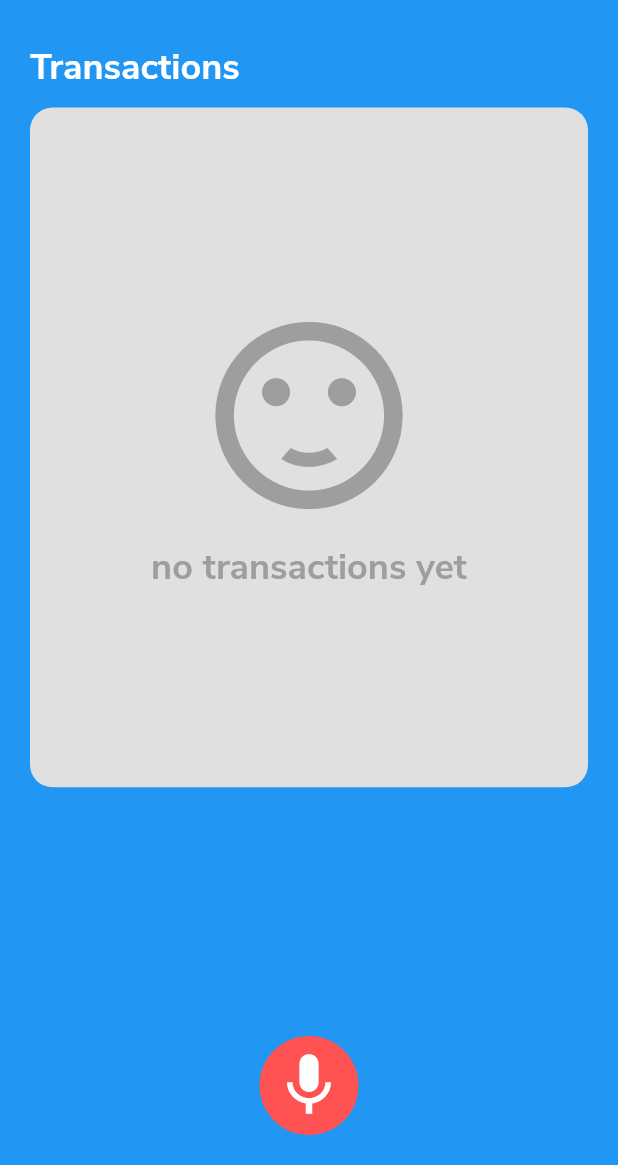
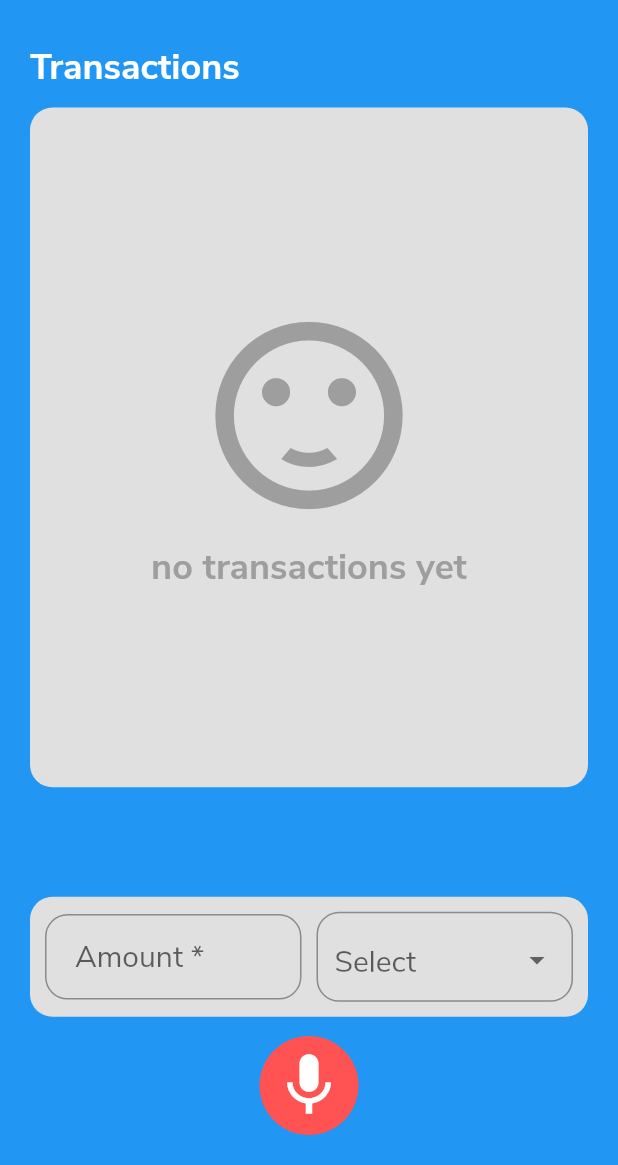
Before and after one commit to chiragw34/We-Oice-Flutter, a Flutter app: the screen it shows after launch, on a phone screen of 412 x 824 dp, the part 71-1236 px from its top. Run offline on Flutter 3.47's test engine with Material 2 defaults, Android fonts, the phone set to English and light mode, and no system bars; our stand-ins replace speech_to_text, splashscreen.

Commit message:
Started aading custom input

```diff
--- a/lib/home.dart
+++ b/lib/home.dart
@@ -28,12 +28,14 @@ class _HomeState extends State<Home> {
   String lastWords = "";
   String lastError = "";
   String lastStatus = "";
+  var _selectedType;
   final SpeechToText speech = SpeechToText();
 
   @override
   void initState() {
-    super.initState();
+    // super.initState();
     initSpeechState();
+    print("selected $_selectedType");
   }
 
   Future<void> initSpeechState() async {
@@ -50,6 +52,20 @@ class _HomeState extends State<Home> {
 
   @override
   Widget build(BuildContext context) {
+    final appBar = AppBar(
+      elevation: 0,
+      title: Center(
+        child: const Text(
+          'We\'Oice',
+          style: TextStyle(
+            fontFamily: "NunitoSans",
+            fontSize: 28,
+            fontWeight: FontWeight.bold,
+          ),
+        ),
+      ),
+    );
+
     var _noSpeech = Center(
       child: Text(
         'Speech recognition unavailable',
@@ -57,15 +73,7 @@ class _HomeState extends State<Home> {
       ),
     );
 
-    var _yesSpeech = SingleChildScrollView(
-      child: Container(
-        // color: Colors.green[200],
-
-        width: MediaQuery.of(context).size.width,
-        margin: EdgeInsets.fromLTRB(20, 20, 20, 10),
-        child:
-            Column(crossAxisAlignment: CrossAxisAlignment.stretch, children: [
-          Container(
+    final transactionHeading = Container(
       width: MediaQuery.of(context).size.width,
       // padding: EdgeInsets.fromLTRB(20, 20, 20, 10),
       // color: Colors.red[200],
@@ -74,16 +82,9 @@ class _HomeState extends State<Home> {
         style: headingStyle,
         textAlign: TextAlign.left,
       ),
-          ),
-          Container(
-            margin: EdgeInsets.only(top: 10),
-            decoration: BoxDecoration(
-              color: Colors.grey[300],
-              borderRadius: BorderRadius.circular(15),
-            ),
-            height: MediaQuery.of(context).size.height * 0.55,
-            child: entries.isEmpty
-                ? Column(
+    );
+
+    final emptyTransactionList = Column(
       crossAxisAlignment: CrossAxisAlignment.center,
       mainAxisAlignment: MainAxisAlignment.center,
       children: <Widget>[
@@ -106,8 +107,9 @@ class _HomeState extends State<Home> {
           ),
         ),
       ],
-                  )
-                : ListView.separated(
+    );
+
+    final filledTransactionList = ListView.separated(
       padding: const EdgeInsets.fromLTRB(10, 10, 10, 10),
       itemCount: entries.length,
       itemBuilder: (BuildContext context, int index) {
@@ -152,14 +154,23 @@ class _HomeState extends State<Home> {
           ],
         );
       },
-                    separatorBuilder: (BuildContext context, int index) =>
-                        const Divider(
+      separatorBuilder: (BuildContext context, int index) => const Divider(
         height: 5,
         color: Colors.black12,
       ),
+    );
+
+    final transactionListContainer = Container(
+      margin: EdgeInsets.only(top: 10),
+      decoration: BoxDecoration(
+        color: Colors.grey[300],
+        borderRadius: BorderRadius.circular(15),
       ),
-          ),
-          Column(
+      height: MediaQuery.of(context).size.height * 0.55,
+      child: entries.isEmpty ? emptyTransactionList : filledTransactionList,
+    );
+
+    final recognizedWords = Column(
       children: <Widget>[
         Container(
           margin: EdgeInsets.only(top: 10),
@@ -178,36 +189,116 @@ class _HomeState extends State<Home> {
           child: Text(
             lastWords,
             style: TextStyle(
-                      fontFamily: "NunitoSans",
-                      fontSize: 20,
-                      color: Colors.white),
+                fontFamily: "NunitoSans", fontSize: 20, color: Colors.white),
             textAlign: TextAlign.left,
           ),
         ),
       ],
+    );
+
+    final costField = TextFormField(
+      validator: (value) {
+        // if (value.isEmpty) {
+        //   _number = "";
+        //   return "Please enter a mobile number";
+        // }
+        // _number = value;
+        // return null;
+      },
+      autofocus: false,
+      keyboardType: TextInputType.phone,
+      style: style,
+      decoration: InputDecoration(
+        contentPadding: EdgeInsets.fromLTRB(20.0, 15.0, 20.0, 15.0),
+        hintText: "Amount *",
+        border: OutlineInputBorder(
+          borderRadius: BorderRadius.circular(15.0),
         ),
-        ]),
       ),
     );
 
-    return Scaffold(
-      backgroundColor: Colors.blue,
-      appBar: AppBar(
-        elevation: 0,
-        title: Center(
-          child: const Text(
-            'We\'Oice',
-            style: TextStyle(
-              fontFamily: "NunitoSans",
-              fontSize: 28,
-              fontWeight: FontWeight.bold,
+    final typeField = FormField<String>(
+      builder: (FormFieldState<String> state) {
+        return InputDecorator(
+          decoration: InputDecoration(
+            labelStyle: style,
+            errorStyle:
+                TextStyle(color: Theme.of(context).errorColor, fontSize: 16.0),
+            border: OutlineInputBorder(
+              borderRadius: BorderRadius.circular(15.0),
             ),
           ),
+          isEmpty: _selectedType == '',
+          child: DropdownButtonHideUnderline(
+            child: DropdownButton<String>(
+              // isDense: true,
+              hint: Text("Select", style: style),
+              onChanged: (String newValue) {
+                setState(() {
+                  _selectedType = newValue;
+                  state.didChange(_selectedType);
+                });
+              },
+
+              items: ["Paid", "Recieved"].map((String v) {
+                return DropdownMenuItem<String>(
+                  value: v.toString(),
+                  child: Text(
+                    v,
+                    style: style,
+                  ),
+                );
+              }).toList(),
+              value: _selectedType,
             ),
           ),
-      body: _hasSpeech ? _yesSpeech : _noSpeech,
-      floatingActionButton: _isListening
-          ? Container(
+        );
+      },
+    );
+
+    final inputContainer = Container(
+      margin: EdgeInsets.only(top: 10),
+      decoration: BoxDecoration(
+        color: Colors.grey[300],
+        borderRadius: BorderRadius.circular(15),
+      ),
+      height: 80,
+      child: Row(
+        children: <Widget>[
+          new Flexible(
+            child: Padding(
+              padding: const EdgeInsets.fromLTRB(10, 10, 5, 10),
+              child: costField,
+            ),
+          ),
+          new Flexible(
+            child: Padding(
+              padding: const EdgeInsets.fromLTRB(5, 10, 10, 10),
+              child: typeField,
+            ),
+          ),
+        ],
+      ),
+    );
+
+    var _yesSpeech = SingleChildScrollView(
+      child: Container(
+        // color: Colors.green[200],
+        width: MediaQuery.of(context).size.width,
+        margin: EdgeInsets.fromLTRB(20, 20, 20, 10),
+        child: Column(
+          crossAxisAlignment: CrossAxisAlignment.stretch,
+          children: [
+            transactionHeading,
+            transactionListContainer,
+            recognizedWords,
+            inputContainer,
+          ],
+        ),
+      ),
+    );
+
+    final listeningButton = Container(
       margin: EdgeInsets.fromLTRB(0, 0, 0, 20),
       decoration: BoxDecoration(
         borderRadius: BorderRadius.circular(50),
@@ -220,8 +311,9 @@ class _HomeState extends State<Home> {
         alignment: Alignment.bottomCenter,
         onPressed: stopListening,
       ),
-            )
-          : Container(
+    );
+
+    final notListeningButton = Container(
       margin: EdgeInsets.fromLTRB(0, 0, 0, 20),
       decoration: BoxDecoration(
         borderRadius: BorderRadius.circular(50),
@@ -234,7 +326,13 @@ class _HomeState extends State<Home> {
         alignment: Alignment.bottomCenter,
         onPressed: startListening,
       ),
-            ),
+    );
+
+    return Scaffold(
+      backgroundColor: Colors.blue,
+      appBar: appBar,
+      body: _hasSpeech ? _yesSpeech : _noSpeech,
+      floatingActionButton: _isListening ? listeningButton : notListeningButton,
       floatingActionButtonLocation: FloatingActionButtonLocation.centerDocked,
       floatingActionButtonAnimator: FloatingActionButtonAnimator.scaling,
     );
@@ -258,7 +356,9 @@ class _HomeState extends State<Home> {
 
   void cancelListening() {
     speech.cancel();
-    setState(() {});
+    setState(() {
+      _isListening = false;
+    });
   }
 
   void resultListener(SpeechRecognitionResult result) {
@@ -278,7 +378,9 @@ class _HomeState extends State<Home> {
   }
 
   void errorListener(SpeechRecognitionError error) {
+    print("error mssg $error");
     setState(() {
+      _isListening = false;
       lastError = "${error.errorMsg} - ${error.permanent}";
     });
   }
```
Lines whose indentation alone changed are shown as unchanged.
